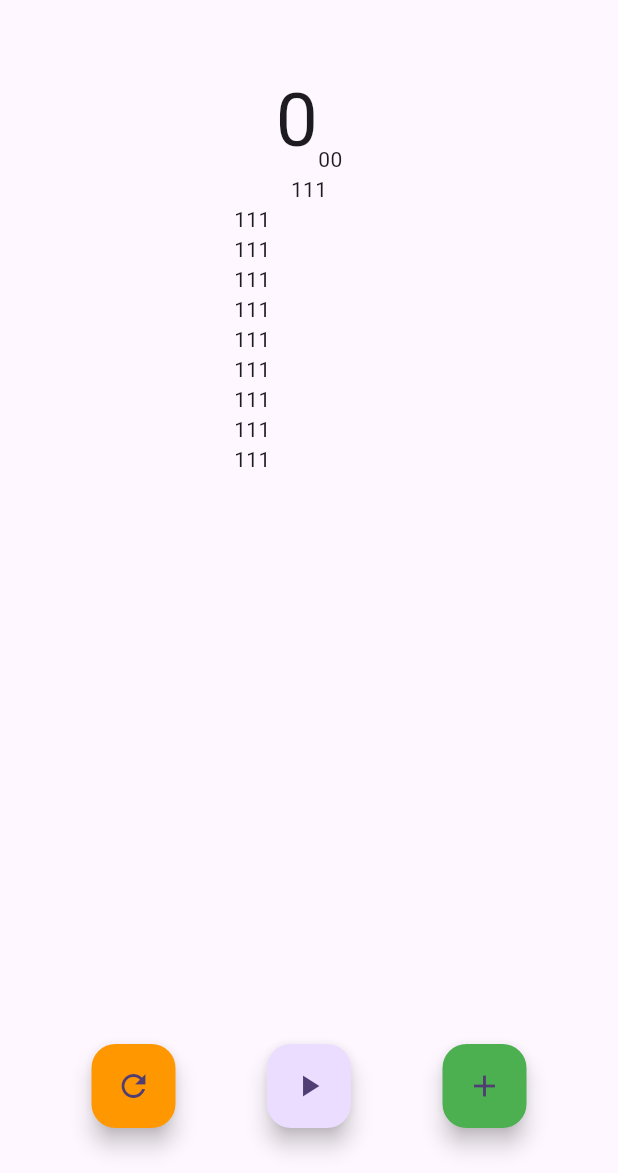
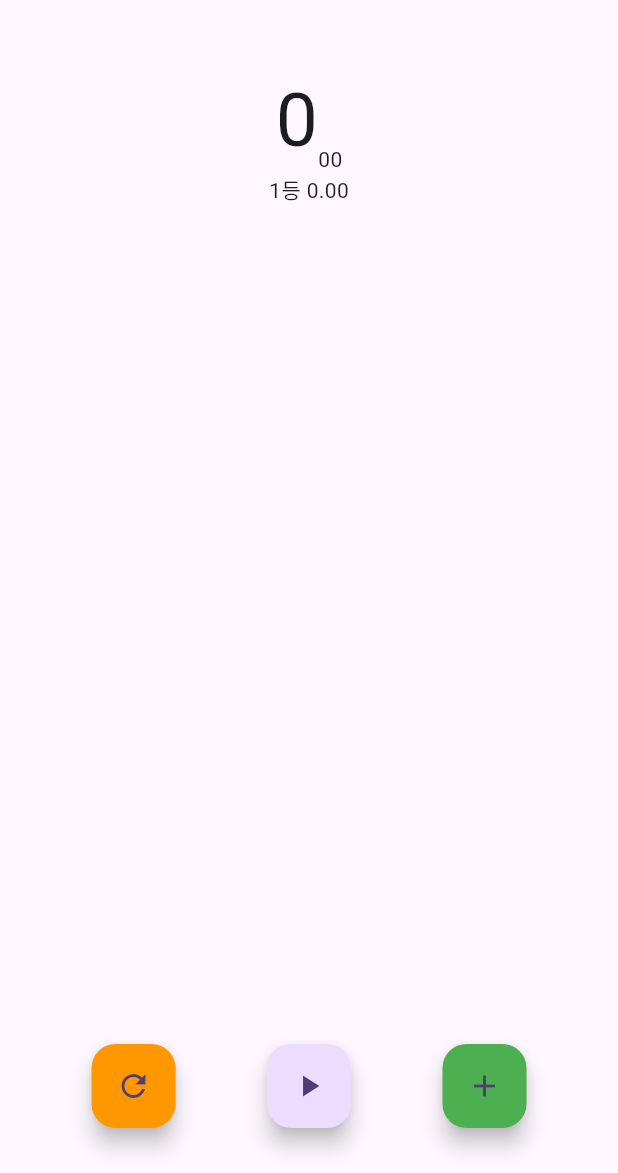
Before and after one commit to wingflower/stop-watch, a Flutter app: the screen it shows after launch, after a tap on the "add" icon, on a phone screen of 412 x 824 dp, the part 63-1236 px from its top. Run offline on Flutter 3.47's test engine with Material 3 defaults, Android fonts, the light colour scheme and no system bars.

Commit message:
23_12_20 아직도 멈추지 않는 타이머.

```diff
--- a/lib/stop_watch.dart
+++ b/lib/stop_watch.dart
@@ -15,7 +15,7 @@ class _StopWatchScreenState extends State<StopWatchScreen> {
   int _time = 0;
   bool _isRunning = false;
 
-  List<String> _lapTimes = [];
+  final List<String> _lapTimes = [];
 
   void _clickButton() {
     _isRunning = !_isRunning;
@@ -28,7 +28,7 @@ class _StopWatchScreenState extends State<StopWatchScreen> {
   }
 
   void _start() {
-    _timer = Timer.periodic(Duration(milliseconds: 10), (timer) {
+    _timer = Timer.periodic(const Duration(milliseconds: 10), (timer) {
       setState(() {
         _time++;
       });
@@ -37,6 +37,17 @@ class _StopWatchScreenState extends State<StopWatchScreen> {
 
   void _pause() {
     _timer?.cancel();
+  }
+
+  void _reset() {
+    _isRunning = false;
+    _timer?.cancel();
+    _lapTimes.clear();
+    _time = 0;
+  }
+
+  void _recordLapTime(String time) {
+    _lapTimes.insert(0, '${_lapTimes.length + 1}등 $time');
   }
 
   @override
@@ -63,10 +74,10 @@ class _StopWatchScreenState extends State<StopWatchScreen> {
             children: [
               Text(
                 '$sec',
-                style: TextStyle(fontSize: 50),
+                style: const TextStyle(fontSize: 50),
               ),
               Text(
-                '$hundredth',
+                hundredth,
               ),
             ],
           ),
@@ -74,20 +85,7 @@ class _StopWatchScreenState extends State<StopWatchScreen> {
             width: 100,
             height: 200,
             child: ListView(
-              children: [
-                Center(child: Text('111')),
-                Text('111'),
-                Text('111'),
-                Text('111'),
-                Text('111'),
-                Text('111'),
-                Text('111'),
-                Text('111'),
-                Text('111'),
-                Text('111'),
-                Text('111'),
-                Text('111'),
-              ],
+              children: _lapTimes.map((time) => Center(child: Text(time))).toList(),
             ),
           ),
           const Spacer(),
@@ -96,7 +94,11 @@ class _StopWatchScreenState extends State<StopWatchScreen> {
             children: [
               FloatingActionButton(
                 backgroundColor: Colors.orange,
-                onPressed: () {},
+                onPressed: () {
+                  setState(() {
+                    _reset();
+                  });
+                },
                 child: const Icon(Icons.refresh),
               ),
               FloatingActionButton(
@@ -111,7 +113,11 @@ class _StopWatchScreenState extends State<StopWatchScreen> {
               ),
               FloatingActionButton(
                 backgroundColor: Colors.green,
-                onPressed: () {},
+                onPressed: () {
+                  setState(() {
+                    _recordLapTime('$sec.$hundredth');
+                  });
+                },
                 child: const Icon(Icons.add),
               ),
             ],
--- a/pubspec.yaml
+++ b/pubspec.yaml
@@ -35,6 +35,7 @@ dependencies:
   # The following adds the Cupertino Icons font to your application.
   # Use with the CupertinoIcons class for iOS style icons.
   cupertino_icons: ^1.0.2
+  webview_flutter: ^3.0.4
 
 dev_dependencies:
   flutter_test:
```
Also changed, not shown: pubspec.lock, 6 other files.
